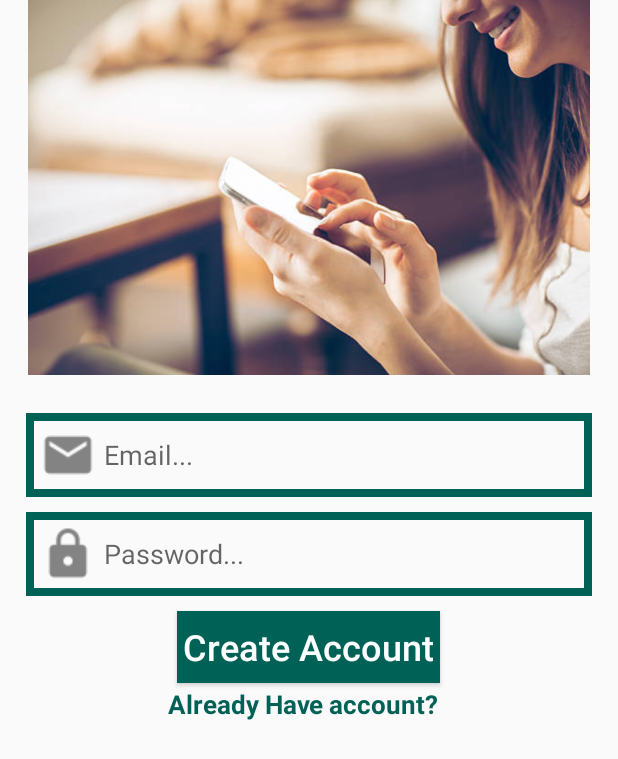
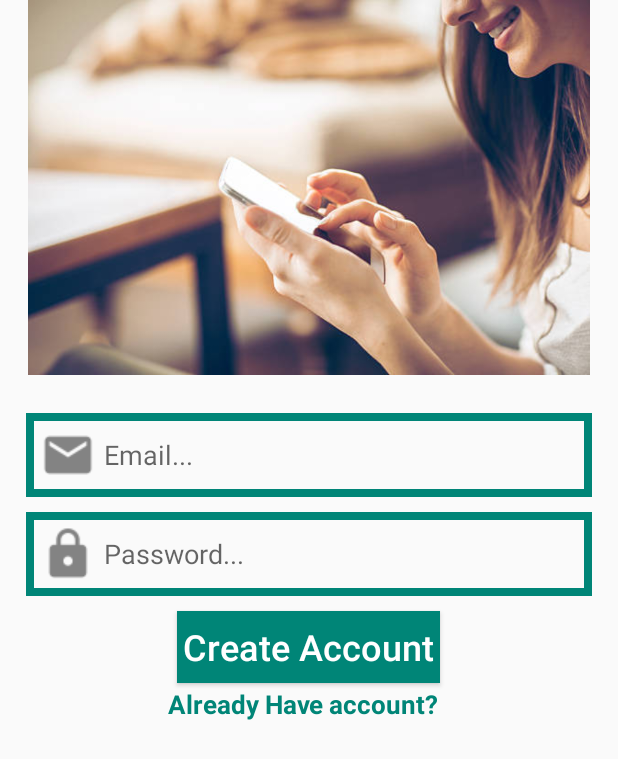
Before and after one commit to ceelogre/HouseHunt, an Android app: the RegisterActivity screen opened directly, with no data from a screen before it, on a phone screen of 412 x 824 dp. Shown: the top 759 px of the screen. Run offline under Robolectric (Android 15) with nearby library versions, the phone set to English and light mode, and no system bars; our stand-ins replace Firebase (no records; nobody signed in at launch, a user with empty details on screens opened directly).

Commit message:
styling the colors

```diff
--- a/app/src/main/res/values/colors.xml
+++ b/app/src/main/res/values/colors.xml
@@ -1,6 +1,7 @@
 <?xml version="1.0" encoding="utf-8"?>
 <resources>
-    <color name="colorPrimary">#006257</color>
-    <color name="colorPrimaryDark">#00504B</color>
-    <color name="colorAccent">#E6E6E6</color>
+    <color name="colorPrimary">#008577</color>
+    <color name="colorPrimaryDark">#00574B</color>
+    <color name="colorAccent">#D81B60</color>
+    <color name="white">#ffffff</color>
 </resources>
```
